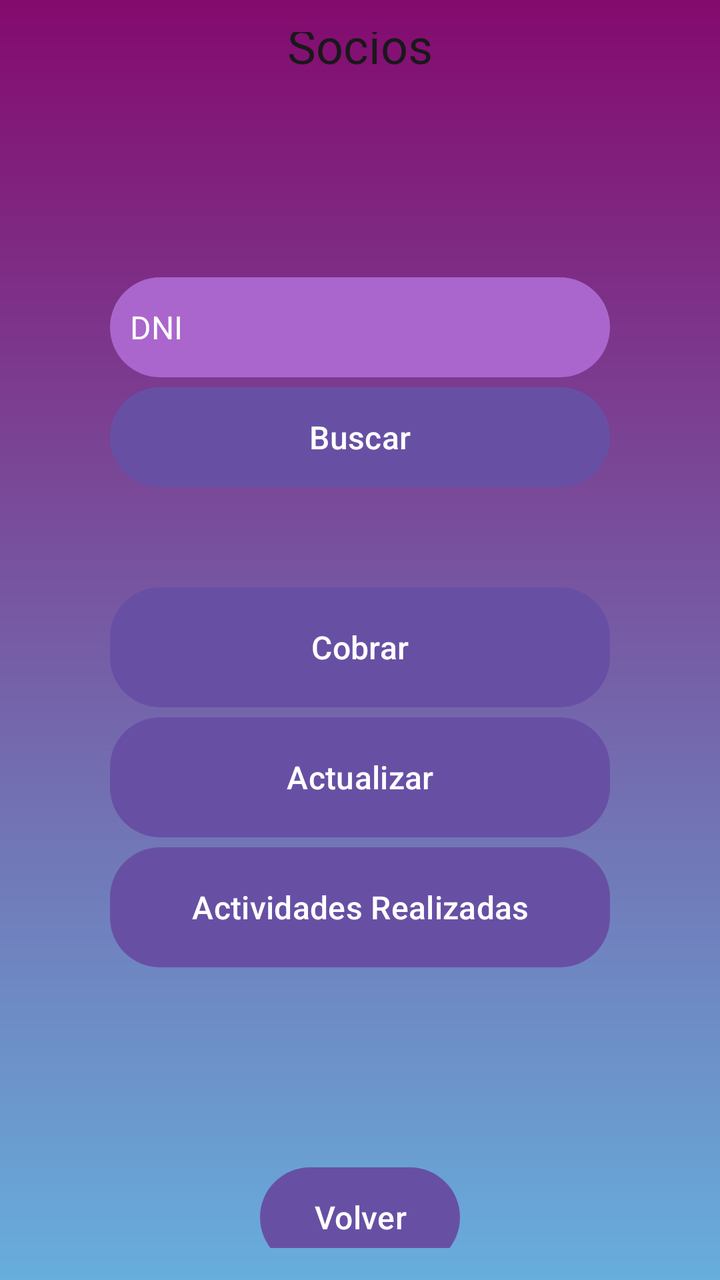
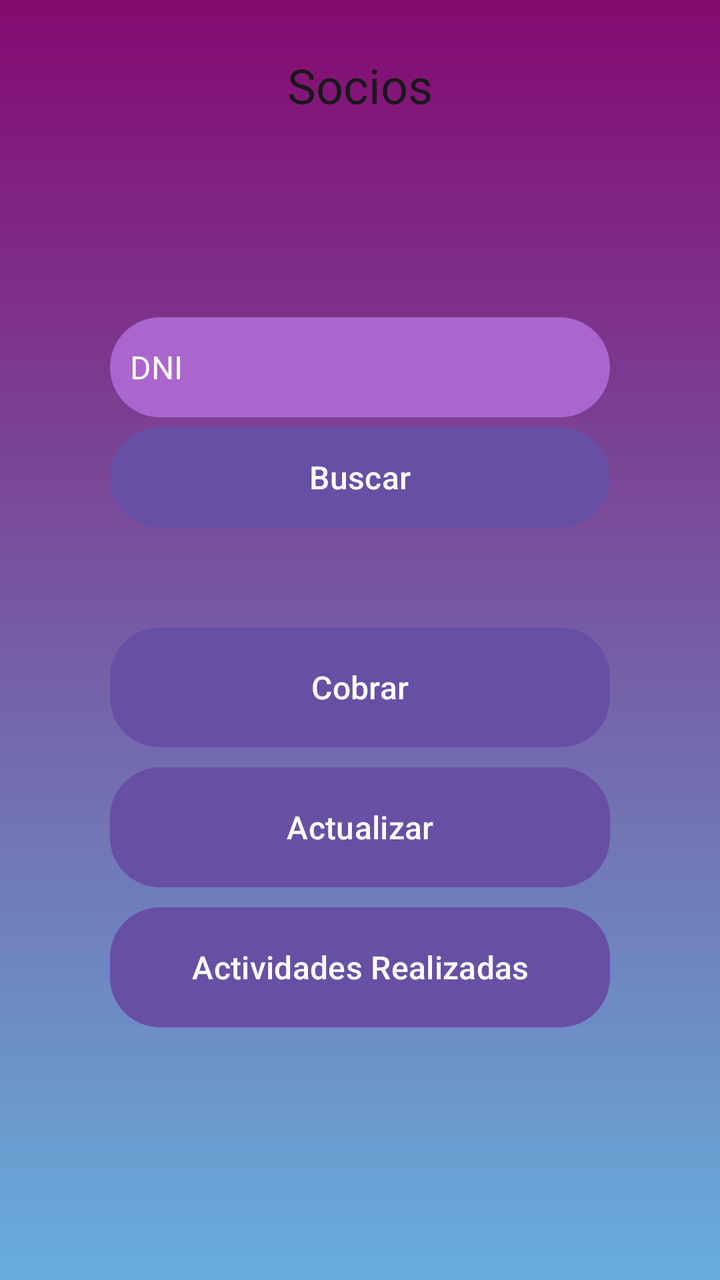

An Android layout rendered at two revisions. The XML below is the earlier revision; the diff shows what the commit changed to produce the second picture.
<!-- AndroidManifest.xml: application theme Theme.ClubDeportivo -->
<!-- res/layout/activity_socios_menu.xml -->
<?xml version="1.0" encoding="utf-8"?>
<LinearLayout xmlns:android="http://schemas.android.com/apk/res/android"
    android:layout_width="match_parent"
    android:layout_height="match_parent"
    android:orientation="vertical"
    android:background="@drawable/gradient_background"
    android:gravity="center"
    android:padding="16dp">

    <TextView
        android:layout_width="wrap_content"
        android:layout_height="wrap_content"
        android:textColor="#19181B"
        android:layout_marginBottom="100dp"
        android:text="Socios" android:textSize="24sp" />

    <EditText
        android:id="@+id/textDNI"
        android:layout_width="250dp"
        android:layout_height="50dp"
        android:hint="DNI"
        android:textSize="16sp"
        android:padding="10dp"
        android:layout_marginBottom="5dp"
        android:backgroundTint="@android:color/holo_purple"
        android:textColorHint="#FFFFFF"
        android:background="@drawable/button_background"/>

    <Button
        android:id="@+id/btnBuscar"
        android:layout_width="250dp"
        android:layout_height="50dp"
        android:text="Buscar"
        android:textSize="16sp"
        android:textColor="#FFFFFF"
        android:layout_marginBottom="50dp"
        android:backgroundTint="@android:color/holo_purple"
        android:background="@drawable/button_background"/>

    <Button
        android:id="@+id/btnCobrar"
        android:layout_width="250dp"
        android:layout_height="60dp"
        android:text="Cobrar"
        android:textSize="16sp"
        android:layout_marginBottom="5dp"
        android:textColor="#FFFFFF"
        android:backgroundTint="@android:color/holo_purple"
        android:background="@drawable/button_background"/>

    <Button
        android:id="@+id/btnActualizar"
        android:layout_width="250dp"
        android:layout_height="60dp"
        android:text="Actualizar"
        android:textSize="16sp"
        android:textColor="#FFFFFF"
        android:layout_marginBottom="5dp"
        android:backgroundTint="@android:color/holo_purple"
        android:background="@drawable/button_background"/>

    <Button
        android:id="@+id/btnInfo"
        android:layout_width="250dp"
        android:layout_height="60dp"
        android:text="Actividades Realizadas"
        android:textSize="16sp"
        android:textColor="#FFFFFF"
        android:layout_marginBottom="100dp"
        android:backgroundTint="@android:color/holo_purple"
        android:background="@drawable/button_background"/>

    <Button
        android:id="@+id/btnVolver"
        android:layout_width="100dp"
        android:layout_height="50dp"
        android:text="Volver"
        android:textSize="16sp"
        android:textColor="#FFFFFF"
        android:backgroundTint="@android:color/holo_purple"
        android:background="@drawable/button_background"/>
</LinearLayout>
<!-- resources referenced by this layout -->
<resources>
  <!-- drawable button_background (drawable) -->
  <?xml version="1.0" encoding="utf-8"?>
  <selector xmlns:android="http://schemas.android.com/apk/res/android">
      <item>
          <shape>
              <solid android:color="#840A6E" />
              <corners android:radius="25dp" />
              <padding android:left="10dp" android:right="10dp" android:top="5dp" android:bottom="5dp" />
          </shape>
      </item>
  </selector>
  <!-- drawable gradient_background (drawable) -->
  <?xml version="1.0" encoding="utf-8"?>
  <layer-list xmlns:android="http://schemas.android.com/apk/res/android">
      <item>
          
          <shape>
              <gradient
                  android:angle="90"
                  android:startColor="#67AEDC"
                  android:centerColor="#765CA5"
                  android:endColor="#840A6E"
                  android:type="linear" />
          </shape>
      </item>
  </layer-list>
  <style name="Theme.ClubDeportivo" parent="Base.Theme.ClubDeportivo" />
  <style name="Base.Theme.ClubDeportivo" parent="Theme.Material3.DayNight.NoActionBar">
          
          
      </style>
</resources>

<!-- the commit's change to res/layout/activity_socios_menu.xml (unified diff, before → after) -->
@@ -43,7 +43,7 @@
         android:layout_height="60dp"
         android:text="Cobrar"
         android:textSize="16sp"
-        android:layout_marginBottom="5dp"
+        android:layout_marginBottom="10dp"
         android:textColor="#FFFFFF"
         android:backgroundTint="@android:color/holo_purple"
         android:background="@drawable/button_background"/>
@@ -55,7 +55,7 @@
         android:text="Actualizar"
         android:textSize="16sp"
         android:textColor="#FFFFFF"
-        android:layout_marginBottom="5dp"
+        android:layout_marginBottom="10dp"
         android:backgroundTint="@android:color/holo_purple"
         android:background="@drawable/button_background"/>
 
@@ -70,13 +70,4 @@
         android:backgroundTint="@android:color/holo_purple"
         android:background="@drawable/button_background"/>
 
-    <Button
-        android:id="@+id/btnVolver"
-        android:layout_width="100dp"
-        android:layout_height="50dp"
-        android:text="Volver"
-        android:textSize="16sp"
-        android:textColor="#FFFFFF"
-        android:backgroundTint="@android:color/holo_purple"
-        android:background="@drawable/button_background"/>
 </LinearLayout>
